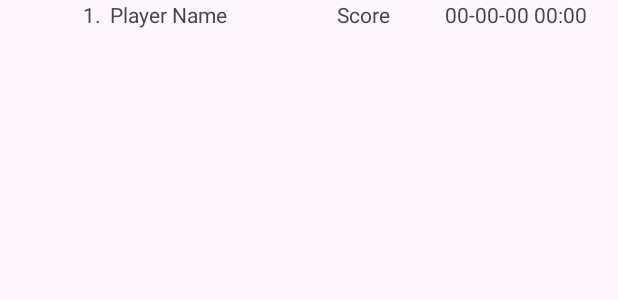
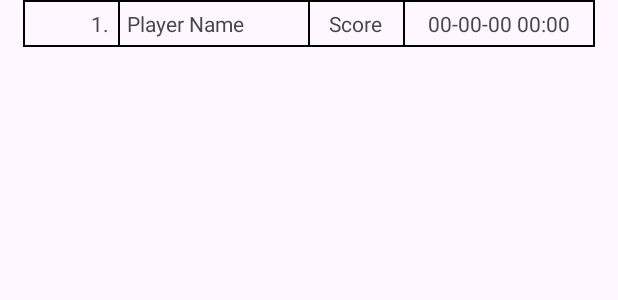
Before and after one commit to NoahBlattner/blatnoa_SnakeGame, an Android app: the layout leaderboard_ranking.xml on its own in the app's theme, with its tools: preview values and no code run, on a phone screen of 412 x 824 dp. Shown: the top 300 px of the screen. Run offline under Robolectric (Android 15) with nearby library versions, the phone set to English and light mode, and no system bars.

Commit message:
Ajout de bordure et amélioration de l'espacement entre les éléments de liste

```diff
--- /dev/null
+++ b/app/src/main/res/drawable/border_all.xml
@@ -0,0 +1,7 @@
+<inset xmlns:android="http://schemas.android.com/apk/res/android">
+
+    <shape android:shape="rectangle">
+        <stroke android:width="1dp" android:color="#000000" />
+    </shape>
+
+</inset>
--- /dev/null
+++ b/app/src/main/res/drawable/border_left.xml
@@ -0,0 +1,10 @@
+<inset xmlns:android="http://schemas.android.com/apk/res/android"
+    android:insetTop="-2dp"
+    android:insetBottom="-2dp"
+    android:insetRight="-2dp">
+
+    <shape android:shape="rectangle">
+        <stroke android:width="1dp" android:color="#000000" />
+    </shape>
+
+</inset>
--- a/app/src/main/res/layout/leaderboard_ranking.xml
+++ b/app/src/main/res/layout/leaderboard_ranking.xml
@@ -1,15 +1,18 @@
 <?xml version="1.0" encoding="utf-8"?>
 <LinearLayout xmlns:android="http://schemas.android.com/apk/res/android"
+    android:id="@+id/lyt"
     android:layout_width="match_parent"
     android:layout_height="wrap_content"
+    android:layout_marginHorizontal="@dimen/main_spacing"
+    android:background="@drawable/border_all"
     android:layout_weight="12">
 
     <TextView
         android:id="@+id/txt_ranking"
         android:layout_width="0dp"
         android:layout_height="match_parent"
-        android:layout_marginEnd="@dimen/small_spacing"
         android:layout_weight="2"
+        android:padding="@dimen/small_spacing"
         android:gravity="end|center_vertical"
         android:text="1."/>
 
@@ -19,6 +22,8 @@
         android:layout_height="match_parent"
         android:layout_weight="4"
         android:gravity="start|center_vertical"
+        android:background="@drawable/border_left"
+        android:paddingHorizontal="@dimen/small_spacing"
         android:text="Player Name"/>
 
     <TextView
@@ -27,6 +32,8 @@
         android:layout_height="match_parent"
         android:layout_weight="2"
         android:gravity="center"
+        android:background="@drawable/border_left"
+        android:paddingHorizontal="@dimen/small_spacing"
         android:text="Score"/>
 
     <TextView
@@ -35,6 +42,8 @@
         android:layout_height="match_parent"
         android:layout_weight="4"
         android:gravity="center"
+        android:background="@drawable/border_left"
+        android:paddingHorizontal="@dimen/small_spacing"
         android:text="00-00-00 00:00"/>
 
 
```
Also changed, not shown: app/src/main/java/com/divtec/blatnoa/snakegame/Leaderboard/RankingView.java (+6 -5 lines), app/src/main/res/drawable/border_left_right.xml (added, +9 -0 lines), app/src/main/res/drawable/border_top_horizontal.xml (added, +8 -0 lines).
